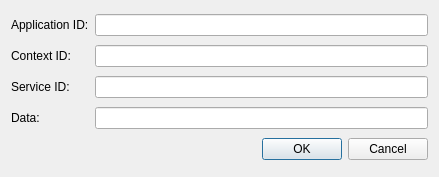
The window that src/injectiondialog.ui (COVESA/dlt-viewer) describes before a commit, drawn with Qt 5.
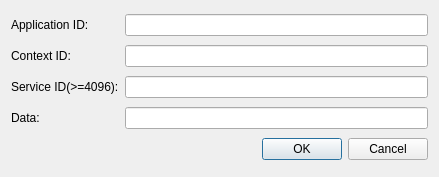
The same window after the commit.

```diff
--- a/src/injectiondialog.ui
+++ b/src/injectiondialog.ui
@@ -45,7 +45,7 @@
    <item row="2" column="0">
     <widget class="QLabel" name="label_3">
      <property name="text">
-      <string>Service ID:</string>
+      <string>Service ID(&gt;=4096):</string>
      </property>
     </widget>
    </item>
```
